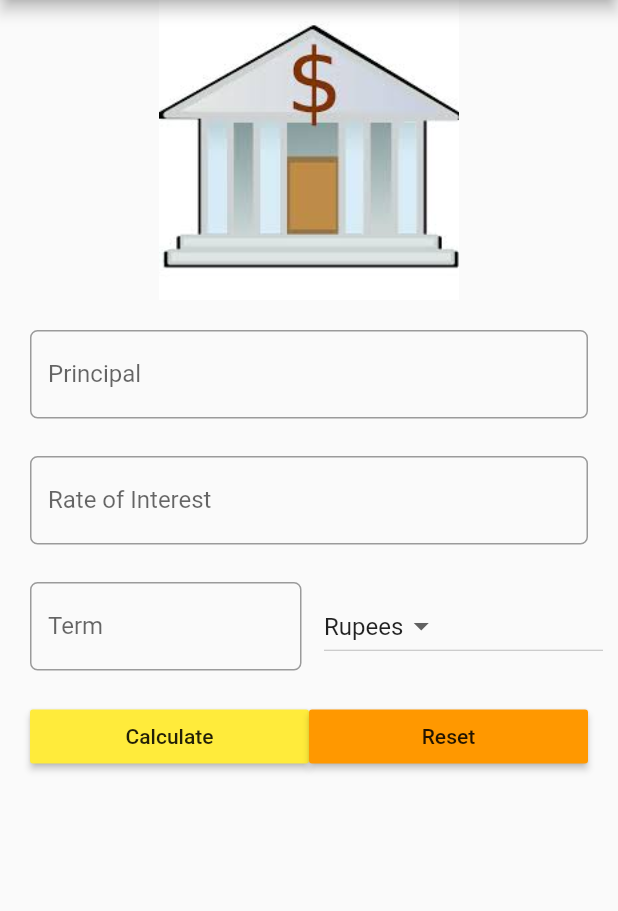
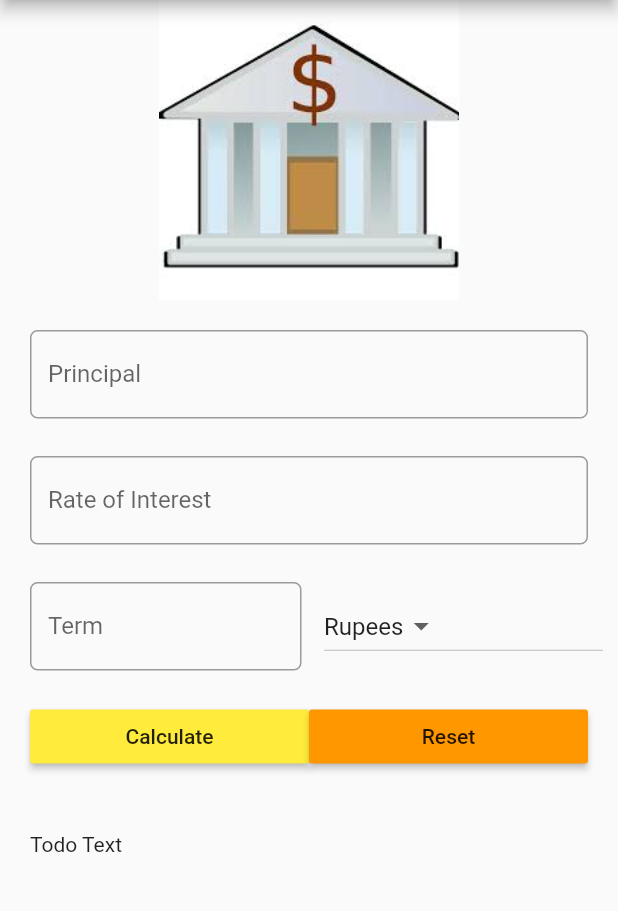
Before and after one commit to infiniteoverflow/Simple-Interest-Calculator, a Flutter app: the screen it shows after launch, on a phone screen of 412 x 824 dp, the part 84-995 px from its top. Run offline on Flutter 3.47's test engine with Material 2 defaults, Android fonts, the phone set to English and light mode, and no system bars.

Commit message:
Updated the UI

```diff
--- a/lib/main.dart
+++ b/lib/main.dart
@@ -4,7 +4,12 @@ void main() {
   runApp(MaterialApp(
     debugShowCheckedModeBanner: false,
     title: "Simple Interest Calculator",
+    theme: ThemeData(
+      primaryColor: Colors.indigo,
+      accentColor: Colors.indigo
+    ),
     home: Scaffold(
+      resizeToAvoidBottomPadding: false,
       appBar: AppBar(
         backgroundColor: Colors.deepPurple,
         title: Text("Simple Interest Calculator"),
@@ -132,6 +137,12 @@ class _SIForm extends State<SIForm> {
               )
             ],
           ),
+          ),
+          Padding(
+            padding: EdgeInsets.all(20.0),
+            child: Text(
+            "Todo Text"
+          ),
           )
         ],
       ),
```
